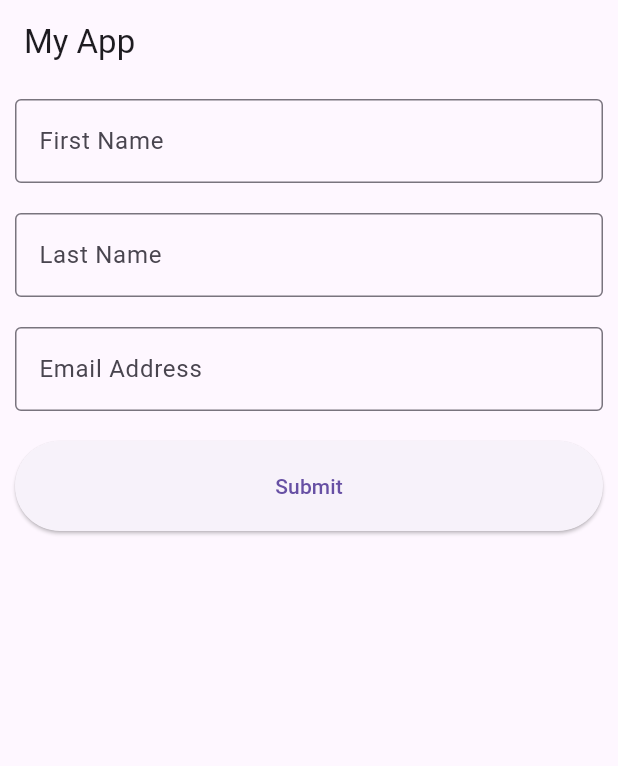
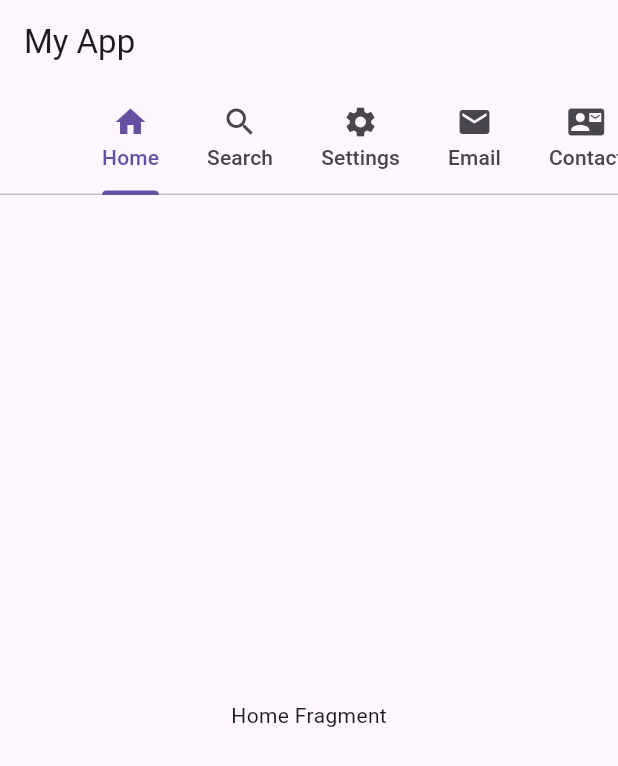
Before and after one commit to pieash9/first-flutter, a Flutter app: the screen it shows after launch, on a phone screen of 412 x 824 dp. Shown: the top 766 px of the screen. Run offline on Flutter 3.47's test engine with Material 3 defaults, Android fonts, the phone set to English and light mode, and no system bars.

```diff
--- /dev/null
+++ b/lib/Fragment/HomeFragment.dart
@@ -0,0 +1,16 @@
+import 'package:flutter/cupertino.dart';
+
+class HomeFragment extends StatelessWidget {
+  const HomeFragment({super.key});
+
+
+  @override
+  Widget build(BuildContext context) {
+    return Container(
+      child: Center(
+        child: Text("Home Fragment"),
+      ),
+    );
+  }
+
+}
--- a/lib/main.dart
+++ b/lib/main.dart
@@ -1,4 +1,13 @@
 import 'package:flutter/material.dart';
+
+import 'Fragment/AlarmFragment.dart';
+import 'Fragment/BalanceFragment.dart';
+import 'Fragment/ContactFragment.dart';
+import 'Fragment/EmailFragment.dart';
+import 'Fragment/HomeFragment.dart';
+import 'Fragment/ProfileFragment.dart';
+import 'Fragment/SearchFragment.dart';
+import 'Fragment/SettingsFragment.dart';
 
 void main() {
   // is where execution starts.
@@ -27,7 +36,7 @@ class MyApp extends StatelessWidget {
 }
 
 class HomeActivity extends StatelessWidget {
-  const HomeActivity({super.key});
+  HomeActivity({super.key});
 
   MySnackBar(message, context) {
     return ScaffoldMessenger.of(
@@ -37,53 +46,38 @@ class HomeActivity extends StatelessWidget {
 
   @override
   Widget build(BuildContext context) {
-    ButtonStyle buttonStyle = ElevatedButton.styleFrom(
-      padding: EdgeInsets.symmetric(horizontal: 32, vertical: 6),
-      minimumSize: Size(double.infinity, 60),
-    );
-
     // TODO: implement build
-    return Scaffold(
-      appBar: AppBar(title: Text("My App")),
-      body: Column(
-        mainAxisAlignment: MainAxisAlignment.start,
-        children: [
-          Padding(
-            padding: EdgeInsets.all(10),
-            child: TextField(
-              decoration: InputDecoration(
-                label: Text("First Name"),
-                border: OutlineInputBorder(),
-              ),
-            ),
+    return DefaultTabController(
+      length: 8,
+      child: Scaffold(
+        appBar: AppBar(
+          title: Text("My App"),
+          bottom: TabBar(
+            isScrollable: true,
+            tabs: [
+              Tab(icon: Icon(Icons.home), text: "Home"),
+              Tab(icon: Icon(Icons.search), text: "Search"),
+              Tab(icon: Icon(Icons.settings), text: "Settings"),
+              Tab(icon: Icon(Icons.email), text: "Email"),
+              Tab(icon: Icon(Icons.contact_mail), text: "Contact"),
+              Tab(icon: Icon(Icons.person), text: "Profile"),
+              Tab(icon: Icon(Icons.access_alarm), text: "Alarm"),
+              Tab(icon: Icon(Icons.account_balance), text: "Balance"),
+            ],
           ),
-          Padding(
-            padding: EdgeInsets.all(10),
-            child: TextField(
-              decoration: InputDecoration(
-                label: Text("Last Name"),
-                border: OutlineInputBorder(),
-              ),
-            ),
-          ),
-          Padding(
-            padding: EdgeInsets.all(10),
-            child: TextField(
-              decoration: InputDecoration(
-                label: Text("Email Address"),
-                border: OutlineInputBorder(),
-              ),
-            ),
-          ),
-          Padding(
-            padding: EdgeInsets.all(10),
-            child: ElevatedButton(
-              onPressed: () {},
-              style: buttonStyle,
-              child: Text("Submit"),
-            ),
-          ),
-        ],
+        ),
+        body: TabBarView(
+          children: [
+            HomeFragment(),
+            SearchFragment(),
+            SettingsFragment(),
+            EmailFragment(),
+            ContactFragment(),
+            ProfileFragment(),
+            AlarmFragment(),
+            BalanceFragment(),
+          ],
+        ),
       ),
     );
   }
```
Also changed, not shown: lib/Fragment/AlarmFragment.dart (added, +10 -0 lines), lib/Fragment/BalanceFragment.dart (added, +16 -0 lines), lib/Fragment/ContactFragment.dart (added, +16 -0 lines), lib/Fragment/EmailFragment.dart (added, +16 -0 lines), lib/Fragment/ProfileFragment.dart (added, +16 -0 lines), lib/Fragment/SearchFragment.dart (added, +16 -0 lines), lib/Fragment/SettingsFragment.dart (added, +16 -0 lines).
